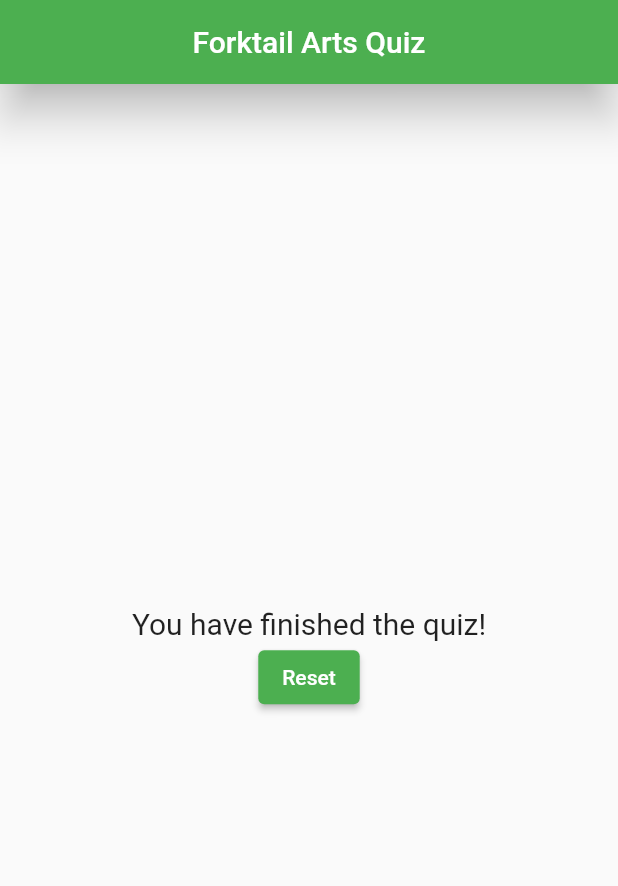
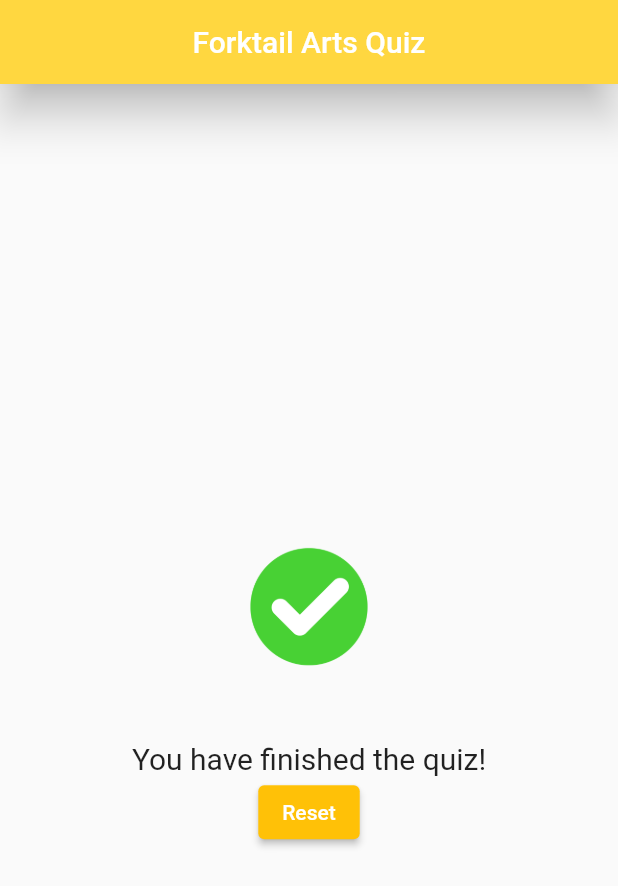
Before and after one commit to thilak-tp/quiz-app-2, a Flutter app: the screen it shows after launch, after a tap on "Red", after a tap on "Cat", after a tap on "Toaster", on a phone screen of 412 x 824 dp. Shown: the top 886 px of the screen. Run offline on Flutter 3.47's test engine with Material 2 defaults, Android fonts, the phone set to English and light mode, and no system bars; our stand-ins replace animated_splash_screen.

Commit message:
Improved the app, separated the home screen, added assets and added a splash screen

```diff
--- a/lib/answer.dart
+++ b/lib/answer.dart
@@ -7,12 +7,14 @@ class Answers extends StatelessWidget {
   @override
   Widget build(BuildContext context) {
     return Container(
+      height: 50,
+      margin: EdgeInsets.all(20),
       width: double.infinity,
       child: ElevatedButton(
         onPressed: selector,
         child: Text(option),
         style: ButtonStyle(
-          backgroundColor: MaterialStateProperty.all<Color>(Colors.green),
+          backgroundColor: MaterialStateProperty.all<Color>(Colors.amber),
         ),
       ),
     );
--- /dev/null
+++ b/lib/homePage.dart
@@ -0,0 +1,100 @@
+import 'package:flutter/material.dart';
+import 'answer.dart';
+import 'question.dart';
+import 'reset.dart';
+
+class HomePage extends StatefulWidget {
+  const HomePage({Key? key}) : super(key: key);
+
+  @override
+  _HomePageState createState() => _HomePageState();
+}
+
+class _HomePageState extends State<HomePage> {
+  int _questionIndex = 0;
+  int _optionIndex = 0;
+  // var questionOptions = [
+  //   {
+  //     'questionText': 'Which is your favorite color?',
+  //     'option': [
+  //       'Red',
+  //       'Black',
+  //       'Blue',
+  //       'White',
+  //     ],
+  //   },
+  //   {
+  //     'questionText': 'Which is your favorite animal?',
+  //     'option': [
+  //       'Dog',
+  //       'Cat',
+  //       'Tiger',
+  //       'Sloth',
+  //     ],
+  //   },
+  //   {
+  //     'questionText': 'What do you identify as?',
+  //     'option': ['Male', 'Female', 'Toaster', 'Tree'],
+  //   },
+  // ];
+  var _questions = [
+    'Which is your favorite color?',
+    'Which is your favorite animal?',
+    'What do you identify as?'
+  ];
+  var _options = [
+    'Red',
+    'Black',
+    'Blue',
+    'White',
+    'Dog',
+    'Cat',
+    'Tiger',
+    'Sloth',
+    'Male',
+    'Female',
+    'Toaster',
+    'Tree',
+  ];
+
+  void resetQuiz() {
+    setState(() {
+      _questionIndex = _optionIndex = 0;
+    });
+  }
+
+  void _answerChosen() {
+    // if (_questionIndex >= 2) _questionIndex = 0;
+    // if (_optionIndex >= 12) _optionIndex = 0;
+    setState(() {
+      _questionIndex = _questionIndex + 1;
+      _optionIndex = _optionIndex + 4;
+      print('Answer is chosen!');
+    });
+  }
+
+  @override
+  Widget build(BuildContext context) {
+    return Scaffold(
+        appBar: AppBar(
+          // backgroundColor: Colors.redAccent,
+          elevation: 12,
+          centerTitle: true,
+
+          backgroundColor: Colors.amberAccent,
+          title: Text('Forktail Arts Quiz'),
+        ),
+        body: _questionIndex < _questions.length
+            ? Column(
+                mainAxisAlignment: MainAxisAlignment.center,
+                children: [
+                  Questions(_questions[_questionIndex]),
+                  Answers(_answerChosen, _options[_optionIndex]),
+                  Answers(_answerChosen, _options[_optionIndex + 1]),
+                  Answers(_answerChosen, _options[_optionIndex + 2]),
+                  Answers(_answerChosen, _options[_optionIndex + 3]),
+                ],
+              )
+            : Reset(resetQuiz));
+  }
+}
--- a/lib/main.dart
+++ b/lib/main.dart
@@ -1,7 +1,11 @@
+import 'package:animated_splash_screen/animated_splash_screen.dart';
 import 'package:flutter/widgets.dart';
 import 'package:flutter/material.dart';
+import 'package:quizapp2/homePage.dart';
 import './question.dart';
 import './answer.dart';
+import './reset.dart';
+import 'splash.dart';
 
 void main() => runApp(QuizApp());
 
@@ -13,112 +17,15 @@ class QuizApp extends StatefulWidget {
 }
 
 class _QuizAppState extends State<QuizApp> {
-  int _questionIndex = 0;
-  int _optionIndex = 0;
-  // var questionOptions = [
-  //   {
-  //     'questionText': 'Which is your favorite color?',
-  //     'option': [
-  //       'Red',
-  //       'Black',
-  //       'Blue',
-  //       'White',
-  //     ],
-  //   },
-  //   {
-  //     'questionText': 'Which is your favorite animal?',
-  //     'option': [
-  //       'Dog',
-  //       'Cat',
-  //       'Tiger',
-  //       'Sloth',
-  //     ],
-  //   },
-  //   {
-  //     'questionText': 'What do you identify as?',
-  //     'option': ['Male', 'Female', 'Toaster', 'Tree'],
-  //   },
-  // ];
-  var _questions = [
-    'Which is your favorite color?',
-    'Which is your favorite animal?',
-    'What do you identify as?'
-  ];
-  var _options = [
-    'Red',
-    'Black',
-    'Blue',
-    'White',
-    'Dog',
-    'Cat',
-    'Tiger',
-    'Sloth',
-    'Male',
-    'Female',
-    'Toaster',
-    'Tree',
-  ];
-
-  void resetQuiz() {
-    setState(() {
-      _questionIndex = _optionIndex = 0;
-    });
-  }
-
-  void _answerChosen() {
-    // if (_questionIndex >= 2) _questionIndex = 0;
-    // if (_optionIndex >= 12) _optionIndex = 0;
-    setState(() {
-      _questionIndex = _questionIndex + 1;
-      _optionIndex = _optionIndex + 4;
-      print('Answer is chosen!');
-    });
-  }
-
   @override // It is used as a decorator and is feature of flutter and not dart
   Widget build(BuildContext context) {
     return MaterialApp(
-      theme: ThemeData(
-          textButtonTheme: TextButtonThemeData(
-              style: TextButton.styleFrom(primary: Colors.red))),
-      home: Scaffold(
-        appBar: AppBar(
-          // backgroundColor: Colors.redAccent,
-          elevation: 12,
-          centerTitle: true,
-
-          backgroundColor: Colors.green,
-          title: Text('Forktail Arts Quiz'),
-        ),
-        body: _questionIndex < _questions.length
-            ? Column(
-                mainAxisAlignment: MainAxisAlignment.center,
-                children: [
-                  Questions(_questions[_questionIndex]),
-                  Answers(_answerChosen, _options[_optionIndex]),
-                  Answers(_answerChosen, _options[_optionIndex + 1]),
-                  Answers(_answerChosen, _options[_optionIndex + 2]),
-                  Answers(_answerChosen, _options[_optionIndex + 3]),
-                ],
-              )
-            : Column(
-                mainAxisAlignment: MainAxisAlignment.center,
-                children: [
-                  Center(
-                      child: Text(
-                    'You have finished the quiz!',
-                    style: TextStyle(fontSize: 20),
-                  )),
-                  ElevatedButton(
-                    onPressed: resetQuiz,
-                    child: Text("Reset"),
-                    style: ButtonStyle(
-                      backgroundColor:
-                          MaterialStateProperty.all<Color>(Colors.green),
-                    ),
-                  )
-                ],
-              ),
+      home: AnimatedSplashScreen(
+        splash: Image.asset('assets/logo.png'),
+        splashTransition: SplashTransition.fadeTransition,
+        splashIconSize: 1000,
+        duration: 3000,
+        nextScreen: HomePage(),
       ),
     );
   }
--- /dev/null
+++ b/lib/reset.dart
@@ -0,0 +1,32 @@
+import 'package:flutter/material.dart';
+
+class Reset extends StatelessWidget {
+  final VoidCallback resetHandler;
+  Reset(this.resetHandler);
+  @override
+  Widget build(BuildContext context) {
+    return Column(
+      mainAxisAlignment: MainAxisAlignment.center,
+      children: [
+        Container(
+          height: 80,
+          width: 80,
+          margin: EdgeInsets.all(50),
+          child: Image.asset('assets/done.png'),
+        ),
+        Center(
+            child: Text(
+          'You have finished the quiz!',
+          style: TextStyle(fontSize: 20),
+        )),
+        ElevatedButton(
+          onPressed: resetHandler,
+          child: Text("Reset"),
+          style: ButtonStyle(
+            backgroundColor: MaterialStateProperty.all<Color>(Colors.amber),
+          ),
+        )
+      ],
+    );
+  }
+}
--- /dev/null
+++ b/lib/splash.dart
@@ -0,0 +1,34 @@
+import 'package:flutter/material.dart';
+import 'package:quizapp2/homePage.dart';
+import 'package:quizapp2/main.dart';
+
+class Splash extends StatefulWidget {
+  const Splash({Key? key}) : super(key: key);
+
+  @override
+  _SplashState createState() => _SplashState();
+}
+
+class _SplashState extends State<Splash> {
+  @override
+  void initState() {
+    super.initState();
+    _navigateToHome();
+  }
+
+  _navigateToHome() async {
+    await Future.delayed(Duration(milliseconds: 2000), () {});
+    Navigator.pushReplacement(
+        context, MaterialPageRoute(builder: (context) => HomePage()));
+  }
+
+  Widget build(BuildContext context) {
+    return Scaffold(
+      body: Center(
+        child: Container(
+          child: Image.asset('assets/logo.png'),
+        ),
+      ),
+    );
+  }
+}
```
Also changed, not shown: pubspec.yaml (+6 -3 lines), assets/done.png (added), assets/logo.png (added), pubspec.lock.
